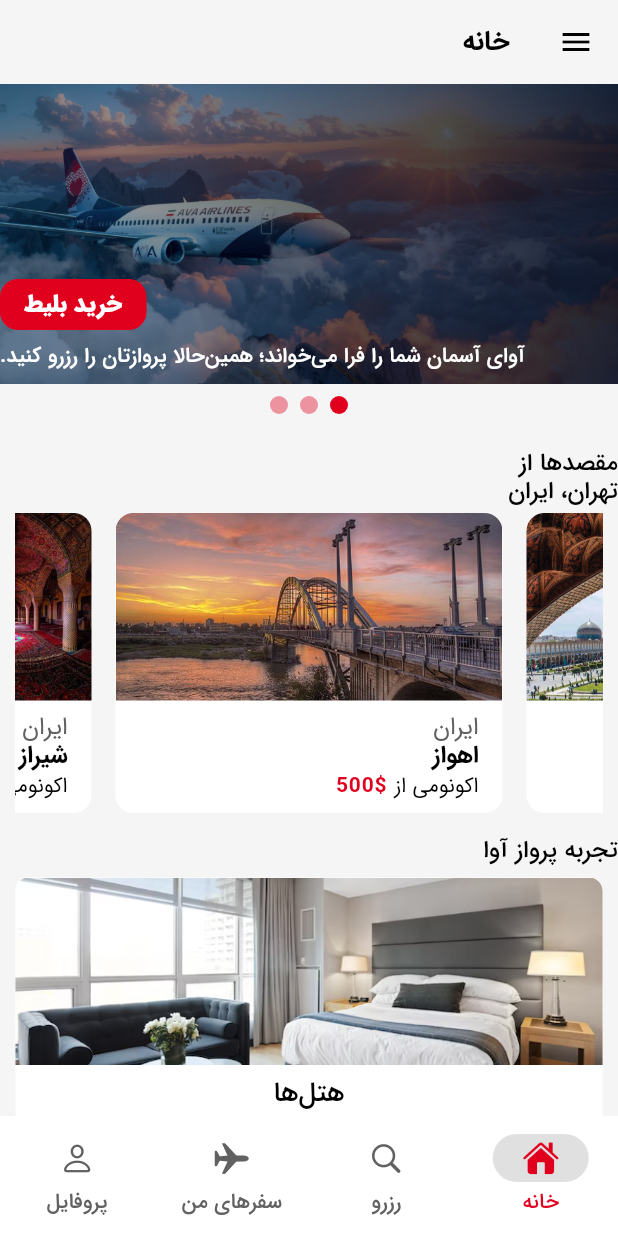
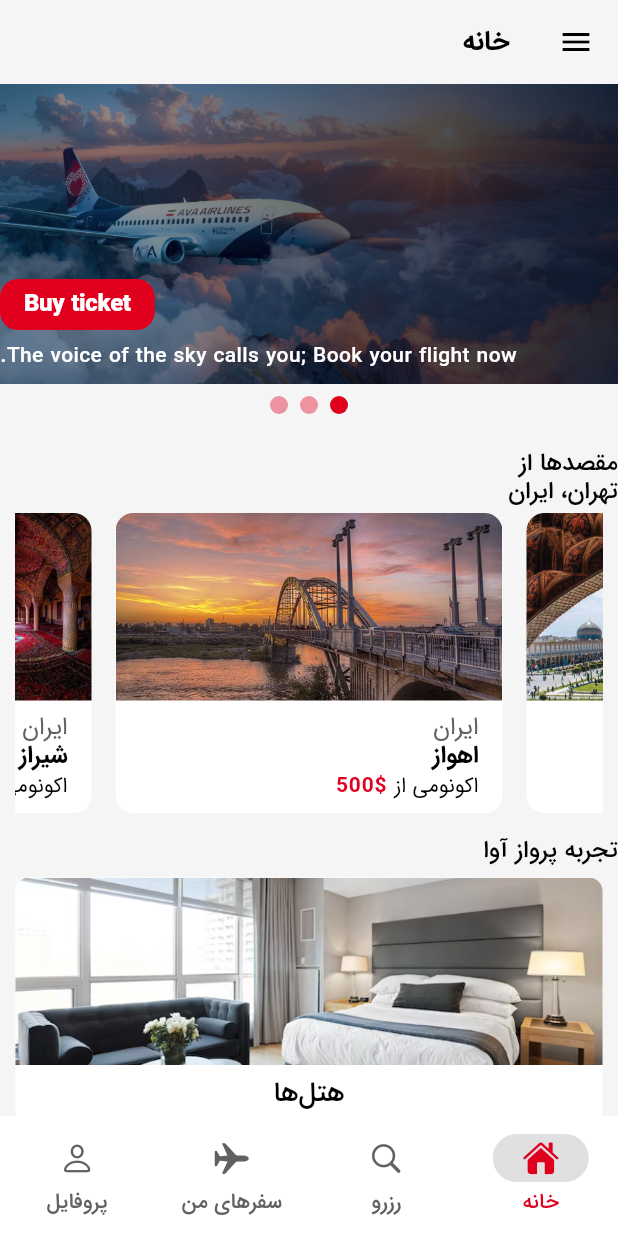
Before and after one commit to AmirhosseinSoleimani/ava_airline, a Flutter app: the screen it shows after launch, on a phone screen of 412 x 824 dp. Run offline on Flutter 3.47's test engine with Material 3 defaults, Android fonts, the light colour scheme and no system bars; drawn by our look-alikes of carousel_slider; our stand-ins replace equatable, flutter_bloc, flutter_spinkit, flutter_svg, flutter_typeahead, get_it and 3 more; missing offline and left inert: persian_datetime_picker; generated files the repository leaves out were written again.

Commit message:
localizing all strings

```diff
--- a/lib/l10n/app_ar.arb
+++ b/lib/l10n/app_ar.arb
@@ -28,5 +28,7 @@
   "sendFeedback": "إرسال ملاحظات",
   "legal": "قانوني",
   "rulesAndNotices": "القواعد والإشعارات",
-  "economyFrom": "إكونومي من"
+  "economyFrom": "إكونومي من",
+  "buyTicket": "اشتري تذاكر",
+  "bookYourFlight": "صوت السماء يناديك؛ احجز رحلتك الآن."
 }
--- a/lib/l10n/app_en.arb
+++ b/lib/l10n/app_en.arb
@@ -28,5 +28,7 @@
   "sendFeedback": "Send feedback",
   "legal": "Legal",
   "rulesAndNotices": "Rules and notices",
-  "economyFrom": "Economy from"
+  "economyFrom": "Economy from",
+  "buyTicket": "Buy ticket",
+  "bookYourFlight": "The voice of the sky calls you; Book your flight now."
 }
--- a/lib/src/features/home/presentation/pages/mobile/home_page_mobile.dart
+++ b/lib/src/features/home/presentation/pages/mobile/home_page_mobile.dart
@@ -25,26 +25,26 @@ class _HomePageMobileState extends State<HomePageMobile> {
   Widget build(BuildContext context) {
     final localization = AppLocalizations.of(context)!;
     final carousels = [
-      const Carousel(
+       Carousel(
         id: 1,
-        title: 'خرید بلیط',
+        title: localization.buyTicket,
         assetPath: 'assets/image/home_page/home_page.png',
         description:
-            'آوای آسمان شما را فرا می‌خواند؛ همین‌حالا پروازتان را رزرو کنید.',
+            localization.bookYourFlight,
       ),
-      const Carousel(
+       Carousel(
         id: 2,
-        title: 'خرید بلیط',
+        title: localization.buyTicket,
         assetPath: 'assets/image/home_page/home_page.png',
         description:
-            'آوای آسمان شما را فرا می‌خواند؛ همین‌حالا پروازتان را رزرو کنید.',
+        localization.bookYourFlight,
       ),
-      const Carousel(
+       Carousel(
         id: 3,
-        title: 'خرید بلیط',
+        title: localization.buyTicket,
         assetPath: 'assets/image/home_page/home_page.png',
         description:
-            'آوای آسمان شما را فرا می‌خواند؛ همین‌حالا پروازتان را رزرو کنید.',
+        localization.bookYourFlight,
       ),
     ];
 
```
